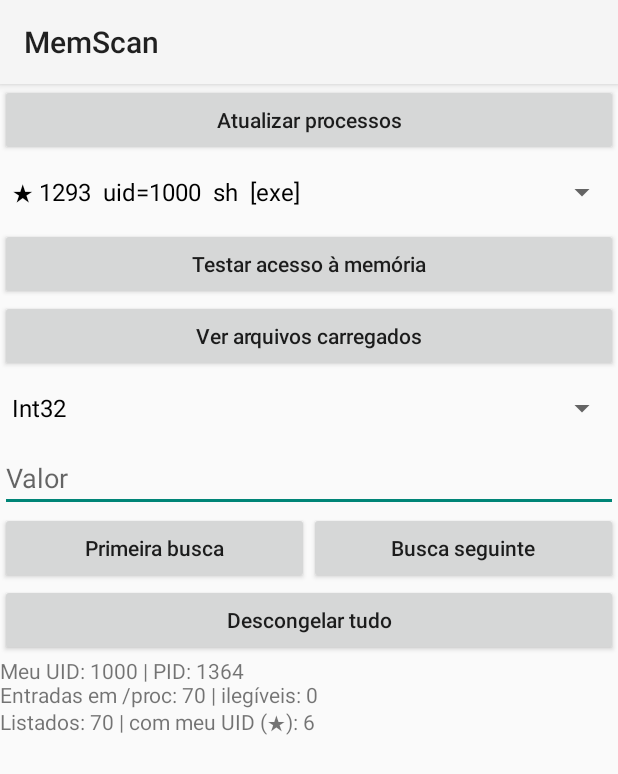
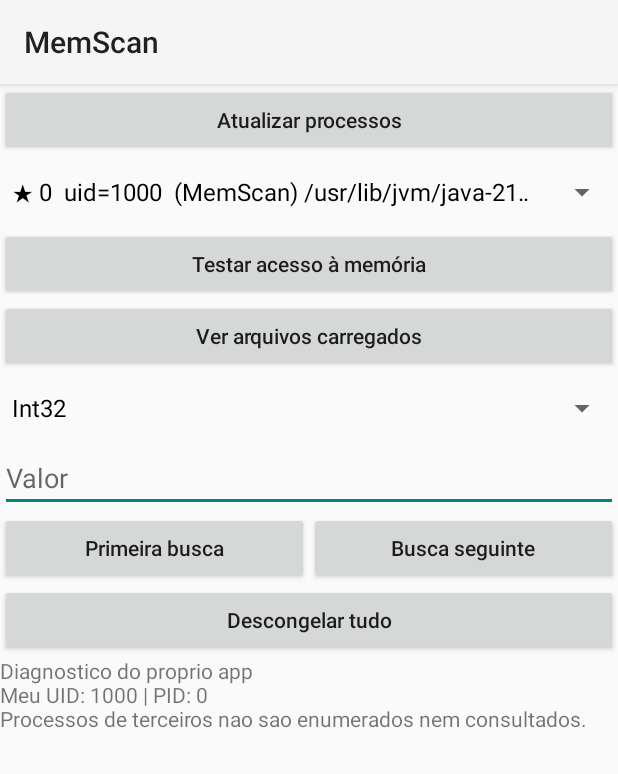
Before and after one commit to Pensadorimparavel/CHEAT-portmobile, an Android app: the screen it shows after launch (MainActivity), on a phone screen of 412 x 824 dp. Shown: the top 774 px of the screen. Run offline under Robolectric (Android 15) with nearby library versions, the phone set to English and light mode, and no system bars.

Commit message:
Limit MemScan diagnostics to its own process

```diff
--- a/app/src/main/java/com/memscan/app/MainActivity.kt
+++ b/app/src/main/java/com/memscan/app/MainActivity.kt
@@ -80,40 +80,23 @@ class MainActivity : Activity() {
     private fun type() = typeSpinner.selectedItemPosition
 
     private fun refreshProcs() {
-        // O clonador falsifica Process.myUid(); o UID real vem do kernel
+        // Diagnostico restrito ao proprio processo do MemScan.
         val me = try {
             File("/proc/self/status").useLines { ls ->
                 ls.firstOrNull { it.startsWith("Uid:") }
                     ?.split(Regex("\\s+"))?.getOrNull(1)?.toIntOrNull()
             }
         } catch (_: Exception) { null } ?: android.os.Process.myUid()
-        val myPid = try { File("/proc/self").canonicalFile.name.toInt() }
-            catch (_: Exception) { android.os.Process.myPid() }
-        val out = mutableListOf<Proc>()
-        var total = 0
-        var unreadable = 0
-        File("/proc").listFiles()?.forEach { d ->
-            val p = d.name.toIntOrNull() ?: return@forEach
-            total++
-            try {
-                val uid = File("/proc/$p/status").useLines { ls ->
-                    ls.firstOrNull { it.startsWith("Uid:") }
-                        ?.split(Regex("\\s+"))?.getOrNull(1)?.toIntOrNull()
-                } ?: -1
-                val name = try {
-                    File("/proc/$p/cmdline").readText().substringBefore('\u0000')
-                } catch (_: Exception) { "" }
-                val exe = try { File("/proc/$p/exe").canonicalPath.substringAfterLast('/') }
-                    catch (_: Exception) { "?" }
-                val label = if (p == myPid) "(MemScan) $name" else name
-                out += Proc(p, label.ifEmpty { "?" }, uid, uid == me, exe)
-            } catch (_: Exception) { unreadable++ }
-        }
-        out.sortWith(compareByDescending<Proc> { it.mine }.thenBy { it.pid })
-        procSpinner.adapter = ArrayAdapter(this, android.R.layout.simple_spinner_dropdown_item, out)
-        status.text = "Meu UID: $me | PID: $myPid\n" +
-            "Entradas em /proc: $total | ilegíveis: $unreadable\n" +
-            "Listados: ${out.size} | com meu UID (★): ${out.count { it.mine }}"
+        val myPid = android.os.Process.myPid()
+        val name = try {
+            File("/proc/self/cmdline").readText().substringBefore('\u0000')
+        } catch (_: Exception) { packageName }
+        val exe = try { File("/proc/self/exe").canonicalPath.substringAfterLast('/') }
+            catch (_: Exception) { "?" }
+        val own = Proc(myPid, "(MemScan) $name", me, true, exe)
+        procSpinner.adapter = ArrayAdapter(this, android.R.layout.simple_spinner_dropdown_item, listOf(own))
+        status.text = "Diagnostico do proprio app\nMeu UID: $me | PID: $myPid\n" +
+            "Processos de terceiros nao sao enumerados nem consultados."
     }
 
     private fun modules() {
```
